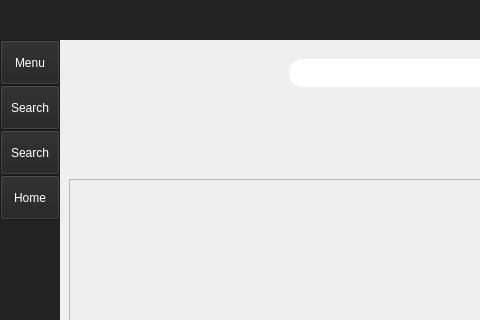
Before: the Qt Designer form implemntation/Librery_System/libgui.ui in medbenzekri/library, drawn with Qt 5; both pictures show x 0 to 480 and y 0 to 320 of the 1007 by 700 pixel window.
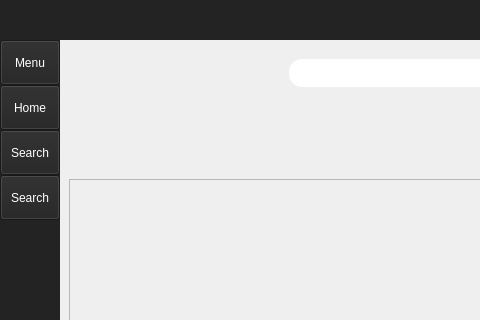
After: the same form once the commit is applied. Icons and pictures are not drawn.

Patch:
```diff
--- a/implemntation/Librery_System/libgui.ui
+++ b/implemntation/Librery_System/libgui.ui
@@ -434,6 +434,233 @@
                </property>
               </widget>
              </item>
+             <item>
+              <widget class="QPushButton" name="home_btn">
+               <property name="minimumSize">
+                <size>
+                 <width>0</width>
+                 <height>45</height>
+                </size>
+               </property>
+               <property name="palette">
+                <palette>
+                 <active>
+                  <colorrole role="WindowText">
+                   <brush brushstyle="SolidPattern">
+                    <color alpha="255">
+                     <red>255</red>
+                     <green>255</green>
+                     <blue>255</blue>
+                    </color>
+                   </brush>
+                  </colorrole>
+                  <colorrole role="Button">
+                   <brush brushstyle="SolidPattern">
+                    <color alpha="255">
+                     <red>35</red>
+                     <green>35</green>
+                     <blue>35</blue>
+                    </color>
+                   </brush>
+                  </colorrole>
+                  <colorrole role="Text">
+                   <brush brushstyle="SolidPattern">
+                    <color alpha="255">
+                     <red>255</red>
+                     <green>255</green>
+                     <blue>255</blue>
+                    </color>
+                   </brush>
+                  </colorrole>
+                  <colorrole role="ButtonText">
+                   <brush brushstyle="SolidPattern">
+                    <color alpha="255">
+                     <red>255</red>
+                     <green>255</green>
+                     <blue>255</blue>
+                    </color>
+                   </brush>
+                  </colorrole>
+                  <colorrole role="Base">
+                   <brush brushstyle="SolidPattern">
+                    <color alpha="255">
+                     <red>35</red>
+                     <green>35</green>
+                     <blue>35</blue>
+                    </color>
+                   </brush>
+                  </colorrole>
+                  <colorrole role="Window">
+                   <brush brushstyle="SolidPattern">
+                    <color alpha="255">
+                     <red>35</red>
+                     <green>35</green>
+                     <blue>35</blue>
+                    </color>
+                   </brush>
+                  </colorrole>
+                  <colorrole role="PlaceholderText">
+                   <brush brushstyle="NoBrush">
+                    <color alpha="128">
+                     <red>255</red>
+                     <green>255</green>
+                     <blue>255</blue>
+                    </color>
+                   </brush>
+                  </colorrole>
+                 </active>
+                 <inactive>
+                  <colorrole role="WindowText">
+                   <brush brushstyle="SolidPattern">
+                    <color alpha="255">
+                     <red>255</red>
+                     <green>255</green>
+                     <blue>255</blue>
+                    </color>
+                   </brush>
+                  </colorrole>
+                  <colorrole role="Button">
+                   <brush brushstyle="SolidPattern">
+                    <color alpha="255">
+                     <red>35</red>
+                     <green>35</green>
+                     <blue>35</blue>
+                    </color>
+                   </brush>
+                  </colorrole>
+                  <colorrole role="Text">
+                   <brush brushstyle="SolidPattern">
+                    <color alpha="255">
+                     <red>255</red>
+                     <green>255</green>
+                     <blue>255</blue>
+                    </color>
+                   </brush>
+                  </colorrole>
+                  <colorrole role="ButtonText">
+                   <brush brushstyle="SolidPattern">
+                    <color alpha="255">
+                     <red>255</red>
+                     <green>255</green>
+                     <blue>255</blue>
+                    </color>
+                   </brush>
+                  </colorrole>
+                  <colorrole role="Base">
+                   <brush brushstyle="SolidPattern">
+                    <color alpha="255">
+                     <red>35</red>
+                     <green>35</green>
+                     <blue>35</blue>
+                    </color>
+                   </brush>
+                  </colorrole>
+                  <colorrole role="Window">
+                   <brush brushstyle="SolidPattern">
+                    <color alpha="255">
+                     <red>35</red>
+                     <green>35</green>
+                     <blue>35</blue>
+                    </color>
+                   </brush>
+                  </colorrole>
+                  <colorrole role="PlaceholderText">
+                   <brush brushstyle="NoBrush">
+                    <color alpha="128">
+                     <red>255</red>
+                     <green>255</green>
+                     <blue>255</blue>
+                    </color>
+                   </brush>
+                  </colorrole>
+                 </inactive>
+                 <disabled>
+                  <colorrole role="WindowText">
+                   <brush brushstyle="SolidPattern">
+                    <color alpha="255">
+                     <red>255</red>
+                     <green>255</green>
+                     <blue>255</blue>
+                    </color>
+                   </brush>
+                  </colorrole>
+                  <colorrole role="Button">
+                   <brush brushstyle="SolidPattern">
+                    <color alpha="255">
+                     <red>35</red>
+                     <green>35</green>
+                     <blue>35</blue>
+                    </color>
+                   </brush>
+                  </colorrole>
+                  <colorrole role="Text">
+                   <brush brushstyle="SolidPattern">
+                    <color alpha="255">
+                     <red>255</red>
+                     <green>255</green>
+                     <blue>255</blue>
+                    </color>
+                   </brush>
+                  </colorrole>
+                  <colorrole role="ButtonText">
+                   <brush brushstyle="SolidPattern">
+                    <color alpha="255">
+                     <red>255</red>
+                     <green>255</green>
+                     <blue>255</blue>
+                    </color>
+                   </brush>
+                  </colorrole>
+                  <colorrole role="Base">
+                   <brush brushstyle="SolidPattern">
+                    <color alpha="255">
+                     <red>35</red>
+                     <green>35</green>
+                     <blue>35</blue>
+                    </color>
+                   </brush>
+                  </colorrole>
+                  <colorrole role="Window">
+                   <brush brushstyle="SolidPattern">
+                    <color alpha="255">
+                     <red>35</red>
+                     <green>35</green>
+                     <blue>35</blue>
+                    </color>
+                   </brush>
+                  </colorrole>
+                  <colorrole role="PlaceholderText">
+                   <brush brushstyle="NoBrush">
+                    <color alpha="128">
+                     <red>255</red>
+                     <green>255</green>
+                     <blue>255</blue>
+                    </color>
+                   </brush>
+                  </colorrole>
+                 </disabled>
+                </palette>
+               </property>
+               <property name="styleSheet">
+                <string notr="true">background-image: url(:/icons/icons/icons8-home-24.png);</string>
+               </property>
+               <property name="text">
+                <string>Home</string>
+               </property>
+               <property name="checkable">
+                <bool>false</bool>
+               </property>
+               <property name="autoDefault">
+                <bool>false</bool>
+               </property>
+               <property name="default">
+                <bool>false</bool>
+               </property>
+               <property name="flat">
+                <bool>false</bool>
+               </property>
+              </widget>
+             </item>
              <item>
               <widget class="QPushButton" name="search_btn">
                <property name="minimumSize">
@@ -888,233 +1115,6 @@
                </property>
               </widget>
              </item>
-             <item>
-              <widget class="QPushButton" name="home_btn">
-               <property name="minimumSize">
-                <size>
-                 <width>0</width>
-                 <height>45</height>
-                </size>
-               </property>
-               <property name="palette">
-                <palette>
-                 <active>
-                  <colorrole role="WindowText">
-                   <brush brushstyle="SolidPattern">
-                    <color alpha="255">
-                     <red>255</red>
-                     <green>255</green>
-                     <blue>255</blue>
-                    </color>
-                   </brush>
-                  </colorrole>
-                  <colorrole role="Button">
-                   <brush brushstyle="SolidPattern">
-                    <color alpha="255">
-                     <red>35</red>
-                     <green>35</green>
-                     <blue>35</blue>
-                    </color>
-                   </brush>
-                  </colorrole>
-                  <colorrole role="Text">
-                   <brush brushstyle="SolidPattern">
-                    <color alpha="255">
-                     <red>255</red>
-                     <green>255</green>
-                     <blue>255</blue>
-                    </color>
-                   </brush>
-                  </colorrole>
-                  <colorrole role="ButtonText">
-                   <brush brushstyle="SolidPattern">
-                    <color alpha="255">
-                     <red>255</red>
-                     <green>255</green>
-                     <blue>255</blue>
-                    </color>
-                   </brush>
-                  </colorrole>
-                  <colorrole role="Base">
-                   <brush brushstyle="SolidPattern">
-                    <color alpha="255">
-                     <red>35</red>
-                     <green>35</green>
-                     <blue>35</blue>
-                    </color>
-                   </brush>
-                  </colorrole>
-                  <colorrole role="Window">
-                   <brush brushstyle="SolidPattern">
-                    <color alpha="255">
-                     <red>35</red>
-                     <green>35</green>
-                     <blue>35</blue>
-                    </color>
-                   </brush>
-                  </colorrole>
-                  <colorrole role="PlaceholderText">
-                   <brush brushstyle="NoBrush">
-                    <color alpha="128">
-                     <red>255</red>
-                     <green>255</green>
-                     <blue>255</blue>
-                    </color>
-                   </brush>
-                  </colorrole>
-                 </active>
-                 <inactive>
-                  <colorrole role="WindowText">
-                   <brush brushstyle="SolidPattern">
-                    <color alpha="255">
-                     <red>255</red>
-                     <green>255</green>
-                     <blue>255</blue>
-                    </color>
-                   </brush>
-                  </colorrole>
-                  <colorrole role="Button">
-                   <brush brushstyle="SolidPattern">
-                    <color alpha="255">
-                     <red>35</red>
-                     <green>35</green>
-                     <blue>35</blue>
-                    </color>
-                   </brush>
-                  </colorrole>
-                  <colorrole role="Text">
-                   <brush brushstyle="SolidPattern">
-                    <color alpha="255">
-                     <red>255</red>
-                     <green>255</green>
-                     <blue>255</blue>
-                    </color>
-                   </brush>
-                  </colorrole>
-                  <colorrole role="ButtonText">
-                   <brush brushstyle="SolidPattern">
-                    <color alpha="255">
-                     <red>255</red>
-                     <green>255</green>
-                     <blue>255</blue>
-                    </color>
-                   </brush>
-                  </colorrole>
-                  <colorrole role="Base">
-                   <brush brushstyle="SolidPattern">
-                    <color alpha="255">
-                     <red>35</red>
-                     <green>35</green>
-                     <blue>35</blue>
-                    </color>
-                   </brush>
-                  </colorrole>
-                  <colorrole role="Window">
-                   <brush brushstyle="SolidPattern">
-                    <color alpha="255">
-                     <red>35</red>
-                     <green>35</green>
-                     <blue>35</blue>
-                    </color>
-                   </brush>
-                  </colorrole>
-                  <colorrole role="PlaceholderText">
-                   <brush brushstyle="NoBrush">
-                    <color alpha="128">
-                     <red>255</red>
-                     <green>255</green>
-                     <blue>255</blue>
-                    </color>
-                   </brush>
-                  </colorrole>
-                 </inactive>
-                 <disabled>
-                  <colorrole role="WindowText">
-                   <brush brushstyle="SolidPattern">
-                    <color alpha="255">
-                     <red>255</red>
-                     <green>255</green>
-                     <blue>255</blue>
-                    </color>
-                   </brush>
-                  </colorrole>
-                  <colorrole role="Button">
-                   <brush brushstyle="SolidPattern">
-                    <color alpha="255">
-                     <red>35</red>
-                     <green>35</green>
-                     <blue>35</blue>
-                    </color>
-                   </brush>
-                  </colorrole>
-                  <colorrole role="Text">
-                   <brush brushstyle="SolidPattern">
-                    <color alpha="255">
-                     <red>255</red>
-                     <green>255</green>
-                     <blue>255</blue>
-                    </color>
-                   </brush>
-                  </colorrole>
-                  <colorrole role="ButtonText">
-                   <brush brushstyle="SolidPattern">
-                    <color alpha="255">
-                     <red>255</red>
-                     <green>255</green>
-                     <blue>255</blue>
-                    </color>
-                   </brush>
-                  </colorrole>
-                  <colorrole role="Base">
-                   <brush brushstyle="SolidPattern">
-                    <color alpha="255">
-                     <red>35</red>
-                     <green>35</green>
-                     <blue>35</blue>
-                    </color>
-                   </brush>
-                  </colorrole>
-                  <colorrole role="Window">
-                   <brush brushstyle="SolidPattern">
-                    <color alpha="255">
-                     <red>35</red>
-                     <green>35</green>
-                     <blue>35</blue>
-                    </color>
-                   </brush>
-                  </colorrole>
-                  <colorrole role="PlaceholderText">
-                   <brush brushstyle="NoBrush">
-                    <color alpha="128">
-                     <red>255</red>
-                     <green>255</green>
-                     <blue>255</blue>
-                    </color>
-                   </brush>
-                  </colorrole>
-                 </disabled>
-                </palette>
-               </property>
-               <property name="styleSheet">
-                <string notr="true">background-image: url(:/icons/icons/icons8-home-24.png);</string>
-               </property>
-               <property name="text">
-                <string>Home</string>
-               </property>
-               <property name="checkable">
-                <bool>false</bool>
-               </property>
-               <property name="autoDefault">
-                <bool>false</bool>
-               </property>
-               <property name="default">
-                <bool>false</bool>
-               </property>
-               <property name="flat">
-                <bool>false</bool>
-               </property>
-              </widget>
-             </item>
             </layout>
            </widget>
           </item>
```
Left out of the diff: 6 changed lines with no effect on the pictures.
